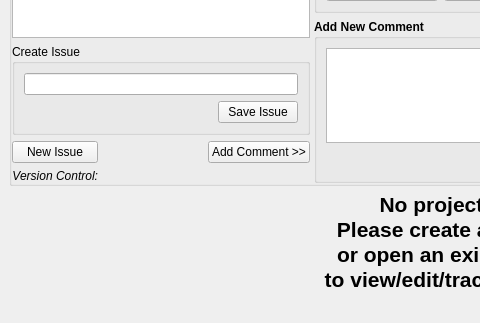
Qt form qtbe/resources/mainwindow.ui (nsmgr8/qtbe) before a commit; both pictures show x 0 to 480 and y 321 to 644 of the 948 by 644 pixel window.
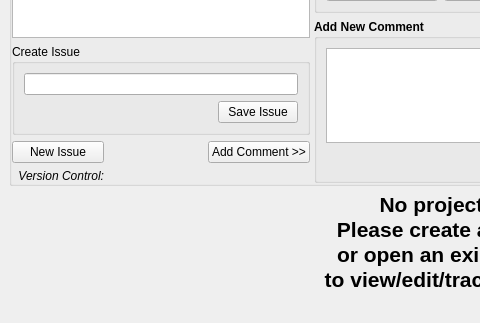
The same form after that commit.

The edit to the form file:
```diff
--- a/qtbe/resources/mainwindow.ui
+++ b/qtbe/resources/mainwindow.ui
@@ -116,19 +116,6 @@
              </property>
             </widget>
            </item>
-           <item row="3" column="1">
-            <spacer name="horizontalSpacer_3">
-             <property name="orientation">
-              <enum>Qt::Horizontal</enum>
-             </property>
-             <property name="sizeHint" stdset="0">
-              <size>
-               <width>40</width>
-               <height>20</height>
-              </size>
-             </property>
-            </spacer>
-           </item>
            <item row="3" column="2">
             <widget class="QPushButton" name="addCommentButton">
              <property name="text">
```
Left out of the diff: 22 changed lines with no effect on the pictures.
